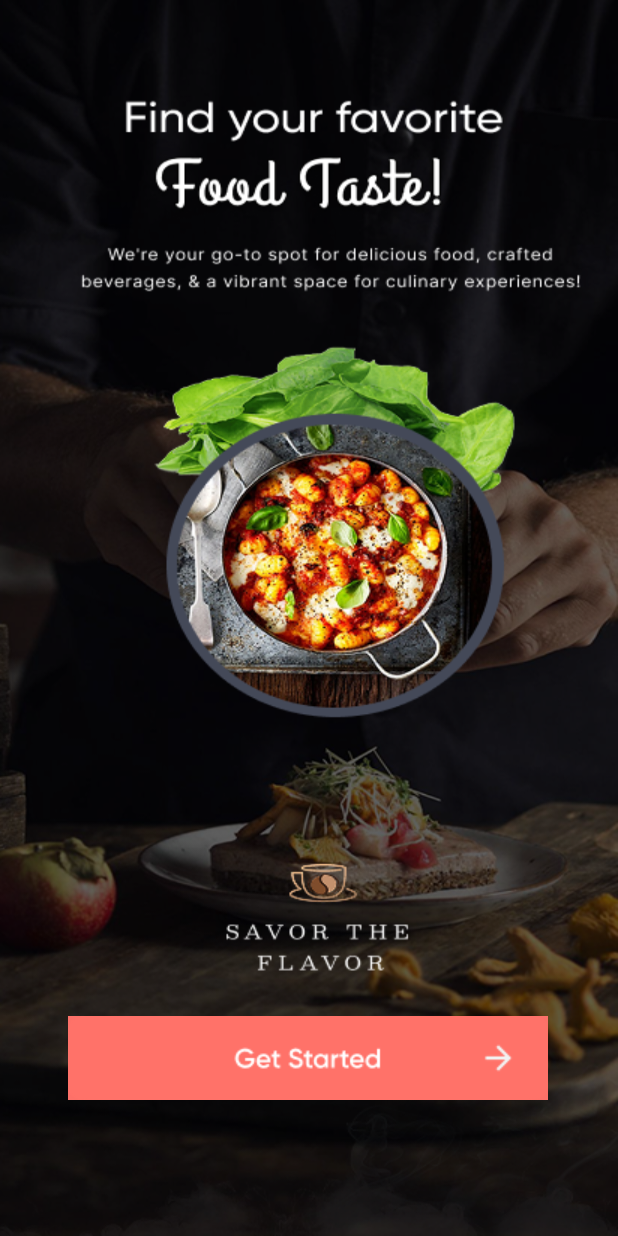
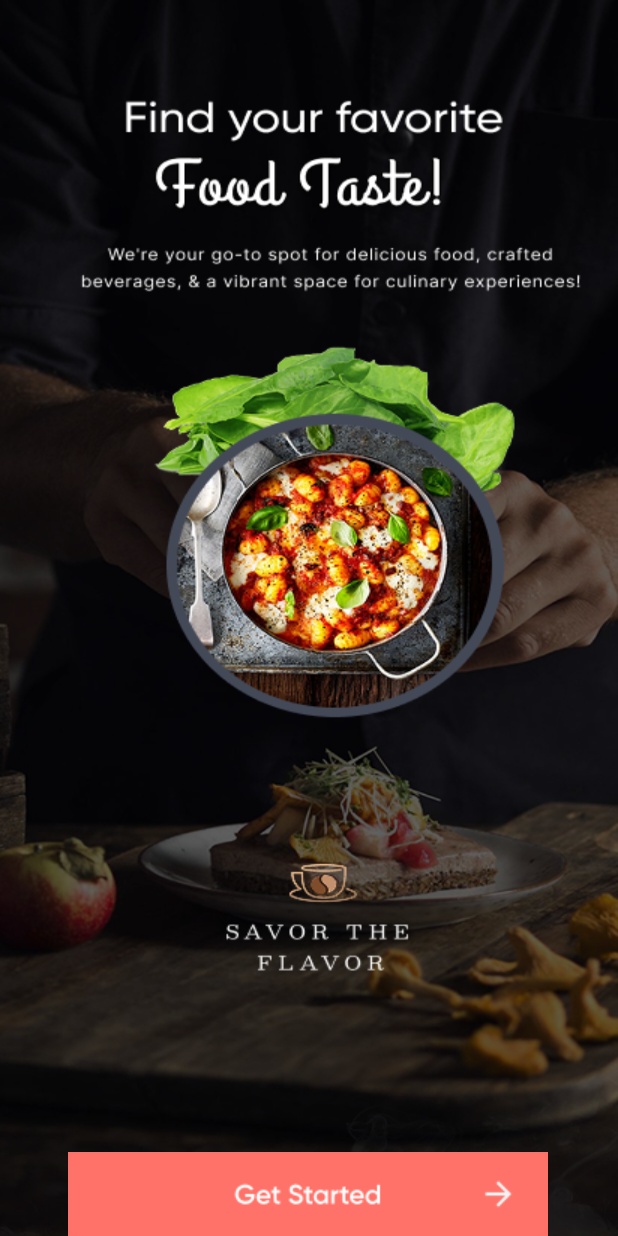
Before and after one commit to SarvagyaSaxena101/RasoiGhar, an Android app: the screen it shows after launch (MainActivity), on a phone screen of 412 x 824 dp. Run offline under Robolectric (Android 15) with nearby library versions, the phone set to English and light mode, and no system bars.

Commit message:
another edit

```diff
--- a/app/src/main/java/com/example/rasoighar/MainActivity.kt
+++ b/app/src/main/java/com/example/rasoighar/MainActivity.kt
@@ -1,10 +1,13 @@
 package com.example.rasoighar
 
+import android.content.Intent
 import android.os.Bundle
+import android.widget.ImageButton
 import androidx.activity.enableEdgeToEdge
 import androidx.appcompat.app.AppCompatActivity
 import androidx.core.view.ViewCompat
 import androidx.core.view.WindowInsetsCompat
+import kotlin.jvm.java
 
 class MainActivity : AppCompatActivity() {
     override fun onCreate(savedInstanceState: Bundle?) {
@@ -16,6 +19,9 @@ class MainActivity : AppCompatActivity() {
             v.setPadding(systemBars.left, systemBars.top, systemBars.right, systemBars.bottom)
             insets
         }
-        val a = 10;
+        val btn = findViewById<ImageButton>(R.id.getting_started)
+        btn.setOnClickListener {
+            Intent(this,)
+        }
     }
 }
--- a/app/src/main/res/layout/activity_main.xml
+++ b/app/src/main/res/layout/activity_main.xml
@@ -19,7 +19,7 @@
         app:layout_constraintEnd_toEndOf="parent"
         app:layout_constraintHorizontal_bias="0.493"
         app:layout_constraintStart_toStartOf="parent"
-        app:layout_constraintTop_toTopOf="parent"
+        app:layout_congistraintTop_toTopOf="parent"
         app:layout_constraintVertical_bias="0.882"
         app:srcCompat="@drawable/button_png_getting_started" />
 </androidx.constraintlayout.widget.ConstraintLayout>
```
